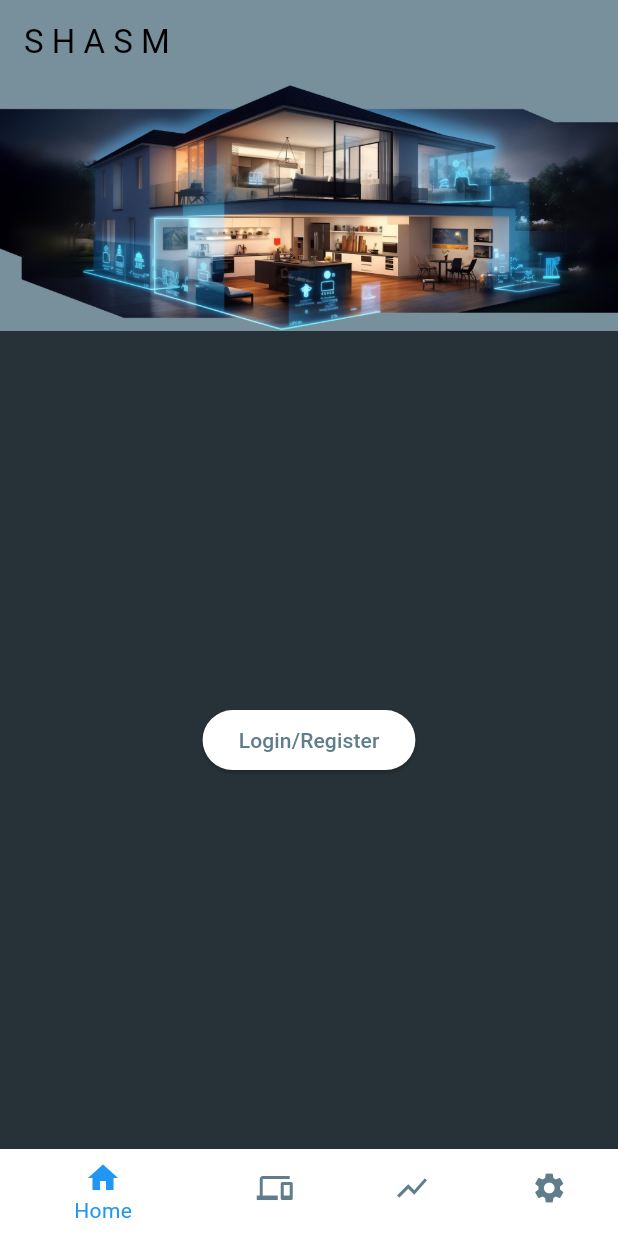
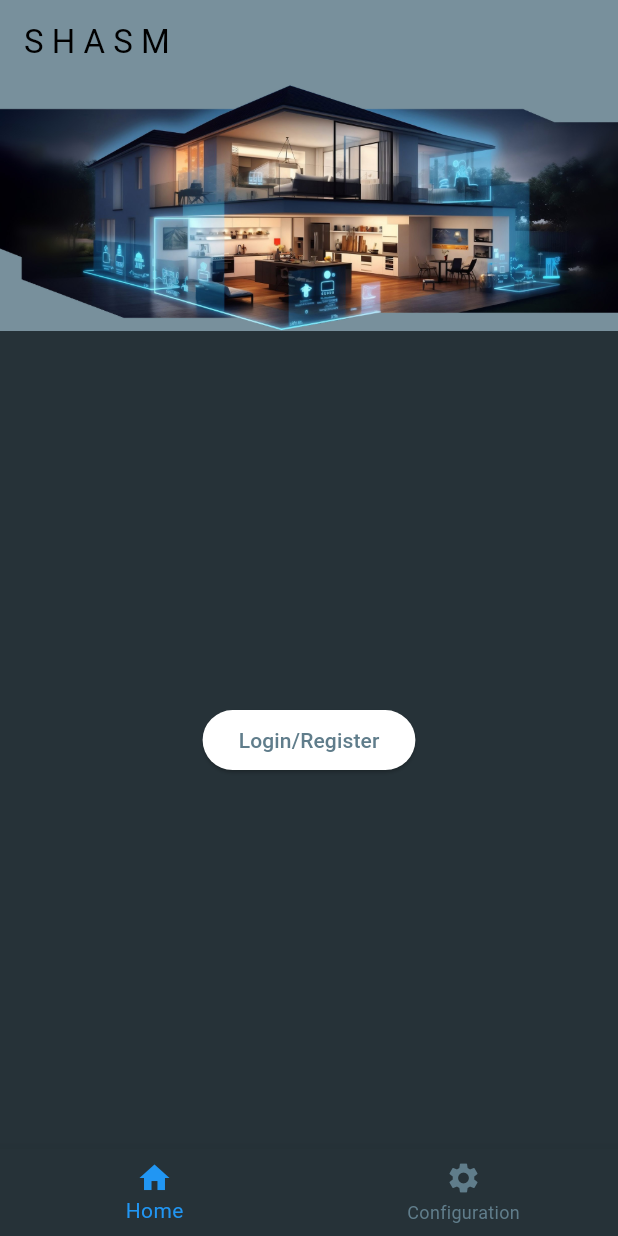
Before and after one commit to srobalo/scmu_2024_smartconnect, a Flutter app: the screen it shows after launch, on a phone screen of 412 x 824 dp. Run offline on Flutter 3.47's test engine with Material 3 defaults, Android fonts, the phone set to English and light mode, and no system bars; our stand-ins replace cloud_firestore, firebase_auth, firebase_core, flutter_local_notifications, package_info_plus, permission_handler and 1 more; missing offline and left inert: dart:js, network_info_plus, wifi_iot, wifi_scan; accounts and stored records are empty.

```diff
--- a/lib/main.dart
+++ b/lib/main.dart
@@ -67,12 +67,7 @@ class _MainPageState extends State<MainPage> {
   final FirebaseAuth _auth = FirebaseAuth.instance;
   int _selectedIndex = 0;
 
-  static final List<Widget> _widgetOptions = <Widget>[
-    UserWidget(),
-    const DevicesScreen(),
-    const MetricScreen(),
-    const ConfigurationScreen(),
-  ];
+
 
   @override
   void initState() {
@@ -96,12 +91,54 @@ class _MainPageState extends State<MainPage> {
     setState(() {});
   }
 
+
   @override
   Widget build(BuildContext context) {
+    final List<Widget> _widgetOptions = _auth.currentUser != null ? <Widget>[
+      UserWidget(),
+      const DevicesScreen(),
+      const MetricScreen(),
+      const ConfigurationScreen(),
+    ] : <Widget>[
+      UserWidget(),
+      const ConfigurationScreen(),
+    ] ;
+
+    const loggedIn  = <BottomNavigationBarItem> [
+      BottomNavigationBarItem(
+        icon: Icon(Icons.home),
+        label: 'Home',
+      ),
+      BottomNavigationBarItem(
+        icon: Icon(Icons.devices),
+        label: 'Devices',
+      ),
+      BottomNavigationBarItem(
+        icon: Icon(Icons.show_chart),
+        label: 'Metrics',
+      ),
+      BottomNavigationBarItem(
+        icon: Icon(Icons.settings),
+        label: 'Configuration',
+      ),
+    ];
+
+    const loggedOut = <BottomNavigationBarItem> [
+      BottomNavigationBarItem(
+        icon: Icon(Icons.home),
+        label: 'Home',
+      ),
+      BottomNavigationBarItem(
+        icon: Icon(Icons.settings),
+        label: 'Configuration',
+      ),
+    ];
+
+
     return Scaffold(
       appBar: AppBar(
         title: const Text('S H A S M'),
-        actions: _auth.currentUser != null
+        actions: _auth.currentUser != null //logout
             ? [
           IconButton(
             onPressed: () async {
@@ -131,24 +168,8 @@ class _MainPageState extends State<MainPage> {
       )
           : _widgetOptions.elementAt(_selectedIndex),
       bottomNavigationBar: BottomNavigationBar(
-        items: const <BottomNavigationBarItem>[
-          BottomNavigationBarItem(
-            icon: Icon(Icons.home),
-            label: 'Home',
-          ),
-          BottomNavigationBarItem(
-            icon: Icon(Icons.devices),
-            label: 'Devices',
-          ),
-          BottomNavigationBarItem(
-            icon: Icon(Icons.show_chart),
-            label: 'Metrics',
-          ),
-          BottomNavigationBarItem(
-            icon: Icon(Icons.settings),
-            label: 'Configuration',
-          ),
-        ],
+        items: _auth.currentUser != null ? loggedIn :
+          <BottomNavigationBarItem> [ loggedIn[0], loggedIn[3]],
         currentIndex: _selectedIndex,
         selectedItemColor: selectedColor,
         unselectedItemColor: unselectedColor,
--- a/pubspec.yaml
+++ b/pubspec.yaml
@@ -48,6 +48,7 @@ dependencies:
   http: ^0.13.3
   wifi_iot: ^0.3.19
   workmanager: ^0.5.2
+  wifi_scan: ^0.4.1
 dev_dependencies:
   flutter_test:
     sdk: flutter
```
Also changed, not shown: lib/screens/add_device_screen.dart (+170 -137 lines), pubspec.lock, 2 other files.
